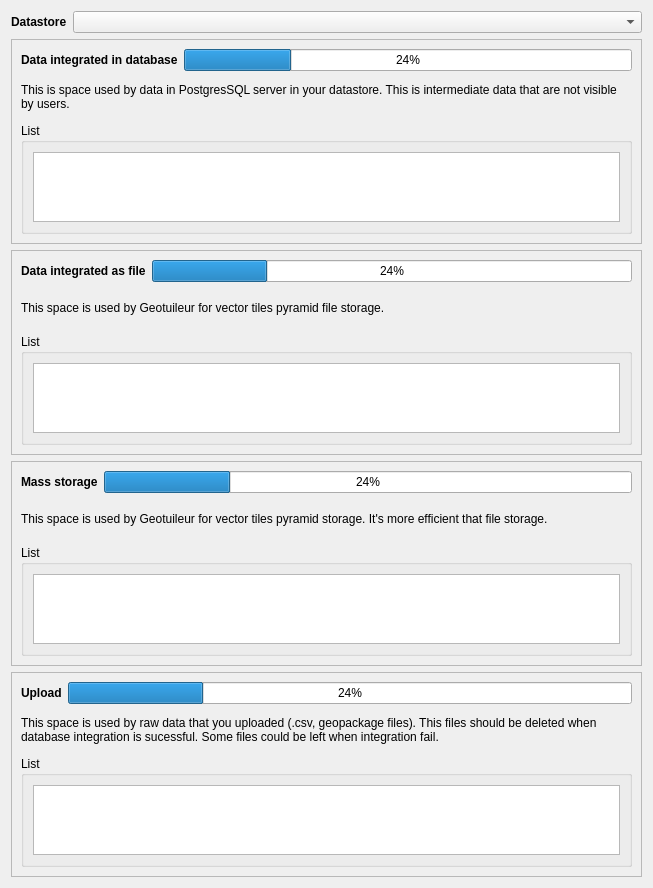
Old version of the form geoplateforme/gui/storage/dlg_storage_report.ui in the repository JulesGrillot/plugin-qgis-geoplateforme.
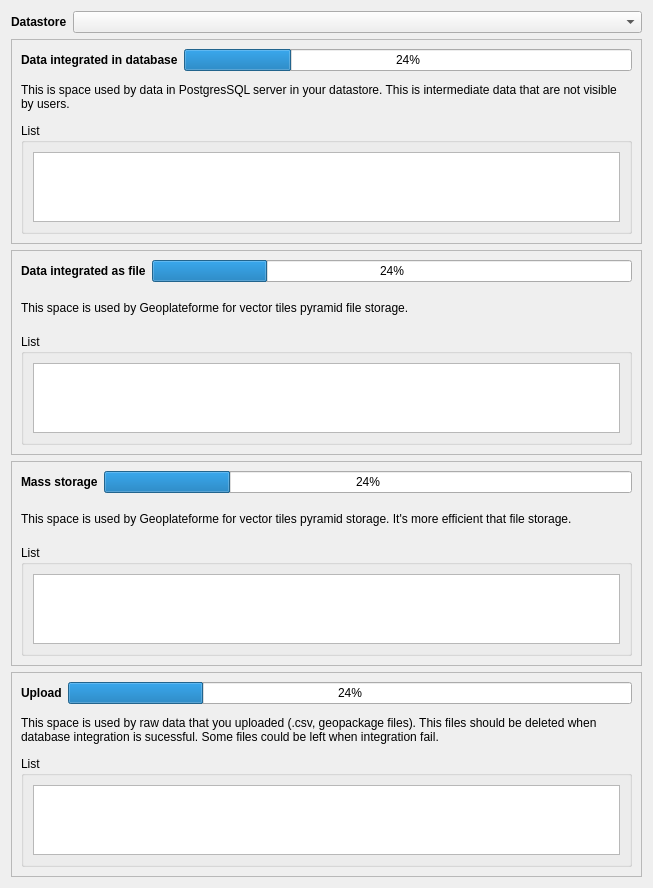
New version of the form. Custom widgets are drawn as their Qt base class.

Commit message: update(plugin): rename every geotuileur occurrence to geoplateforme respecting the case

The edit to the form file:
```diff
--- a/geoplateforme/gui/storage/dlg_storage_report.ui
+++ b/geoplateforme/gui/storage/dlg_storage_report.ui
@@ -140,7 +140,7 @@
          </size>
         </property>
         <property name="text">
-         <string>This space is used by Geotuileur for vector tiles pyramid file storage.</string>
+         <string>This space is used by Geoplateforme for vector tiles pyramid file storage.</string>
         </property>
         <property name="wordWrap">
          <bool>true</bool>
@@ -203,7 +203,7 @@
          </size>
         </property>
         <property name="text">
-         <string>This space is used by Geotuileur for vector tiles pyramid storage. It's more efficient that file storage.</string>
+         <string>This space is used by Geoplateforme for vector tiles pyramid storage. It's more efficient that file storage.</string>
         </property>
         <property name="wordWrap">
          <bool>true</bool>
```
Left out of the diff: 2 changed lines with no effect on the pictures. The commit also changes 53 other files.
